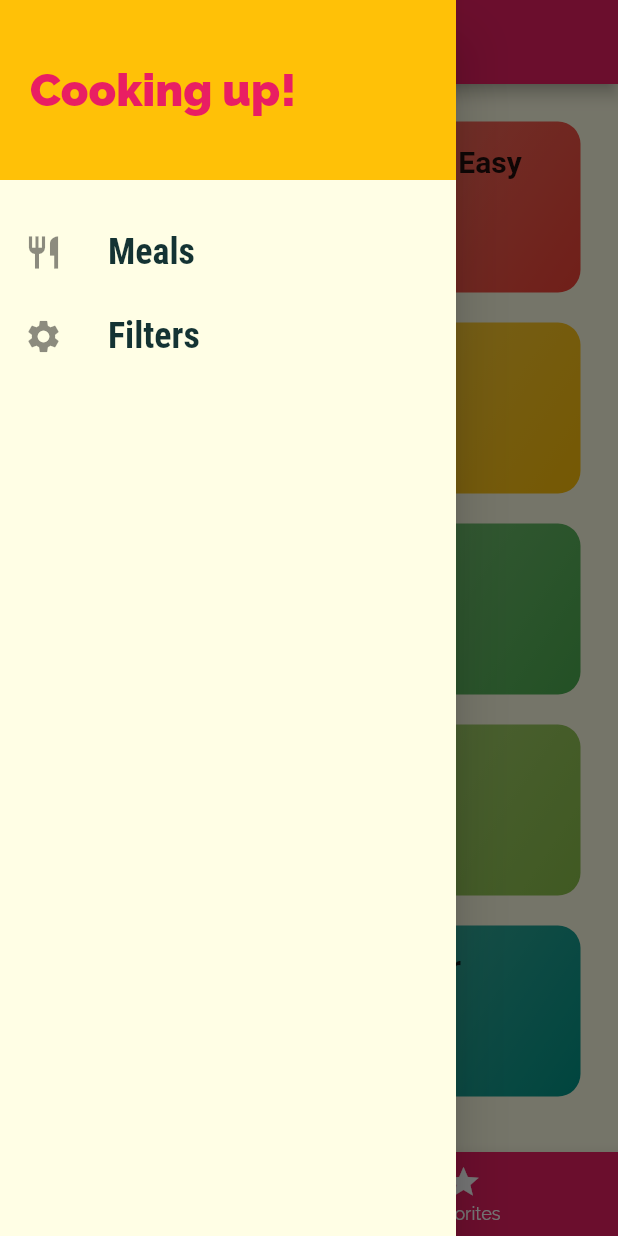
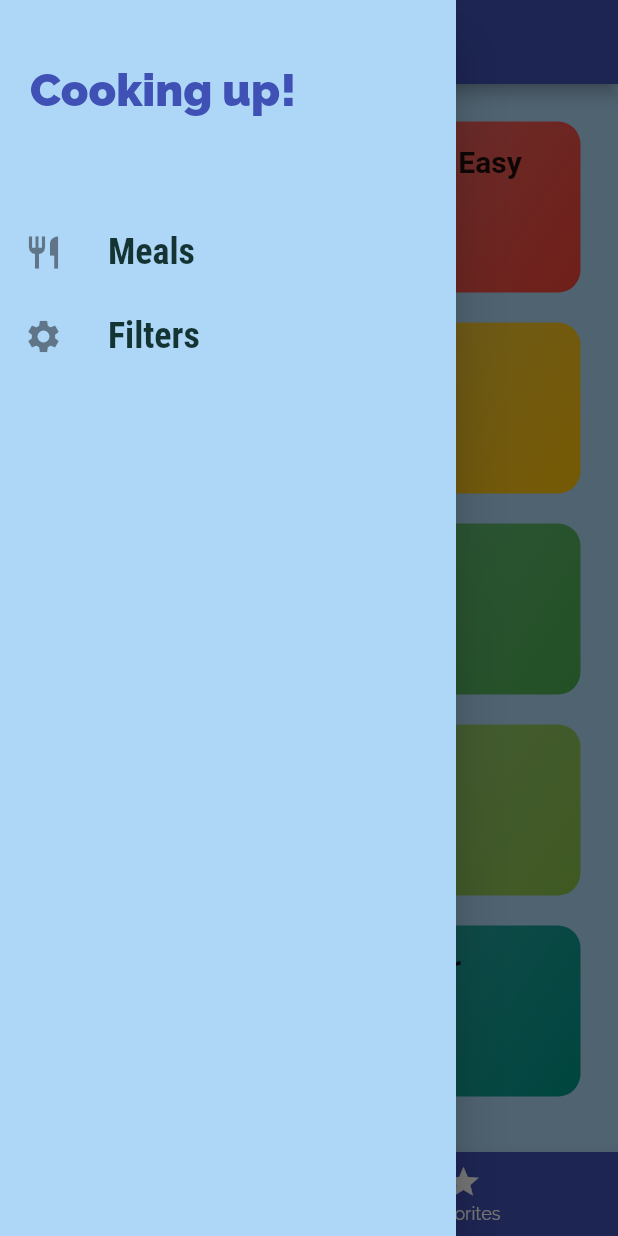
Before and after one commit to Dilman01/meals_app, a Flutter app: the screen it shows after launch, with the side drawer open, on a phone screen of 412 x 824 dp. Run offline on Flutter 3.47's test engine with Material 2 defaults, Android fonts, the phone set to English and light mode, and no system bars; Roboto replaces fonts that are missing (RobotoCondens).

```diff
--- a/lib/dummy_data.dart
+++ b/lib/dummy_data.dart
@@ -4,10 +4,8 @@ import 'package:flutter/material.dart';
 
 import './models/category.dart';
 import './models/meal.dart';
-// import './models/meal.dart';
 
-// ignore: unnecessary_const
-const DUMMY_CATEGORIES = const [
+const DUMMY_CATEGORIES = [
   Category(
     id: 'c1',
     title: 'Italian',
@@ -69,8 +67,8 @@ const DUMMY_MEALS = const [
       'c2',
     ],
     title: 'Spaghetti with Tomato Sauce',
-    affordability: Affordability.Affordable,
-    complexity: Complexity.Simple,
+    affordability: Affordability.affordable,
+    complexity: Complexity.simple,
     imageUrl:
         'https://upload.wikimedia.org/wikipedia/commons/thumb/2/20/Spaghetti_Bolognese_mit_Parmesan_oder_Grana_Padano.jpg/800px-Spaghetti_Bolognese_mit_Parmesan_oder_Grana_Padano.jpg',
     duration: 20,
@@ -102,8 +100,8 @@ const DUMMY_MEALS = const [
       'c2',
     ],
     title: 'Toast Hawaii',
-    affordability: Affordability.Affordable,
-    complexity: Complexity.Simple,
+    affordability: Affordability.affordable,
+    complexity: Complexity.simple,
     imageUrl:
         'https://cdn.pixabay.com/photo/2018/07/11/21/51/toast-3532016_1280.jpg',
     duration: 10,
@@ -131,8 +129,8 @@ const DUMMY_MEALS = const [
       'c3',
     ],
     title: 'Classic Hamburger',
-    affordability: Affordability.Pricey,
-    complexity: Complexity.Simple,
+    affordability: Affordability.pricey,
+    complexity: Complexity.simple,
     imageUrl:
         'https://cdn.pixabay.com/photo/2014/10/23/18/05/burger-500054_1280.jpg',
     duration: 45,
@@ -162,8 +160,8 @@ const DUMMY_MEALS = const [
       'c4',
     ],
     title: 'Wiener Schnitzel',
-    affordability: Affordability.Luxurious,
-    complexity: Complexity.Challenging,
+    affordability: Affordability.luxurious,
+    complexity: Complexity.challenging,
     imageUrl:
         'https://cdn.pixabay.com/photo/2018/03/31/19/29/schnitzel-3279045_1280.jpg',
     duration: 60,
@@ -199,8 +197,8 @@ const DUMMY_MEALS = const [
       'c10',
     ],
     title: 'Salad with Smoked Salmon',
-    affordability: Affordability.Luxurious,
-    complexity: Complexity.Simple,
+    affordability: Affordability.luxurious,
+    complexity: Complexity.simple,
     imageUrl:
         'https://cdn.pixabay.com/photo/2016/10/25/13/29/smoked-salmon-salad-1768890_1280.jpg',
     duration: 15,
@@ -234,8 +232,8 @@ const DUMMY_MEALS = const [
       'c10',
     ],
     title: 'Delicious Orange Mousse',
-    affordability: Affordability.Affordable,
-    complexity: Complexity.Hard,
+    affordability: Affordability.affordable,
+    complexity: Complexity.hard,
     imageUrl:
         'https://cdn.pixabay.com/photo/2017/05/01/05/18/pastry-2274750_1280.jpg',
     duration: 240,
@@ -269,8 +267,8 @@ const DUMMY_MEALS = const [
       'c7',
     ],
     title: 'Pancakes',
-    affordability: Affordability.Affordable,
-    complexity: Complexity.Simple,
+    affordability: Affordability.affordable,
+    complexity: Complexity.simple,
     imageUrl:
         'https://cdn.pixabay.com/photo/2018/07/10/21/23/pancake-3529653_1280.jpg',
     duration: 20,
@@ -300,8 +298,8 @@ const DUMMY_MEALS = const [
       'c8',
     ],
     title: 'Creamy Indian Chicken Curry',
-    affordability: Affordability.Pricey,
-    complexity: Complexity.Challenging,
+    affordability: Affordability.pricey,
+    complexity: Complexity.challenging,
     imageUrl:
         'https://cdn.pixabay.com/photo/2018/06/18/16/05/indian-food-3482749_1280.jpg',
     duration: 35,
@@ -333,8 +331,8 @@ const DUMMY_MEALS = const [
       'c9',
     ],
     title: 'Chocolate Souffle',
-    affordability: Affordability.Affordable,
-    complexity: Complexity.Hard,
+    affordability: Affordability.affordable,
+    complexity: Complexity.hard,
     imageUrl:
         'https://cdn.pixabay.com/photo/2014/08/07/21/07/souffle-412785_1280.jpg',
     duration: 45,
@@ -384,8 +382,8 @@ const DUMMY_MEALS = const [
       'c10',
     ],
     title: 'Asparagus Salad with Cherry Tomatoes',
-    affordability: Affordability.Luxurious,
-    complexity: Complexity.Simple,
+    affordability: Affordability.luxurious,
+    complexity: Complexity.simple,
     imageUrl:
         'https://cdn.pixabay.com/photo/2018/04/09/18/26/asparagus-3304997_1280.jpg',
     duration: 30,
--- a/lib/main.dart
+++ b/lib/main.dart
@@ -1,7 +1,3 @@
-// ignore_for_file: prefer_const_constructors, prefer_final_fields
-
-import 'dart:math';
-
 import 'package:flutter/material.dart';
 import 'package:meals_app/dummy_data.dart';
 import 'package:meals_app/screens/categories_screen.dart';
@@ -13,10 +9,12 @@ import 'models/meal.dart';
 import 'screens/tabs_screen.dart';
 
 void main() {
-  runApp(MyApp());
+  runApp(const MyApp());
 }
 
 class MyApp extends StatefulWidget {
+  const MyApp({super.key});
+
   @override
   State<MyApp> createState() => _MyAppState();
 }
@@ -30,7 +28,7 @@ class _MyAppState extends State<MyApp> {
   };
 
   List<Meal> _availableMeals = DUMMY_MEALS;
-  List<Meal> _favoriteMeals = [];
+  final List<Meal> _favoriteMeals = [];
 
   void _setFilters(Map<String, bool> filterData) {
     setState(() {
@@ -78,26 +76,27 @@ class _MyAppState extends State<MyApp> {
   Widget build(BuildContext context) {
     return MaterialApp(
       title: 'DeliMeals',
+      debugShowCheckedModeBanner: false,
       theme: ThemeData(
-        primarySwatch: Colors.pink,
-        accentColor: Colors.amber,
-        canvasColor: Color.fromRGBO(255, 254, 229, 1),
+        primarySwatch: Colors.indigo,
+        accentColor: Colors.greenAccent,
+        splashColor: Colors.deepOrange,
+        canvasColor: const Color.fromARGB(255, 174, 215, 247),
         fontFamily: 'Raleway',
         textTheme: ThemeData.light().textTheme.copyWith(
-              bodyText1: TextStyle(
+              bodyText1: const TextStyle(
                 color: Color.fromRGBO(20, 51, 51, 1),
               ),
-              bodyText2: TextStyle(
+              bodyText2: const TextStyle(
                 color: Color.fromRGBO(20, 51, 51, 1),
               ),
-              headline6: TextStyle(
+              headline6: const TextStyle(
                 fontSize: 20,
                 fontFamily: 'RobotoCondens',
                 fontWeight: FontWeight.bold,
               ),
             ),
       ),
-      // home: CategoriesScreen(),
       initialRoute: '/',
       routes: {
         '/': (ctx) => TabsScreen(_favoriteMeals),
@@ -107,15 +106,9 @@ class _MyAppState extends State<MyApp> {
             MealDetailScreen(_toggleFavorite, _isMealFavorite),
         FiltersScreen.routeName: (ctx) => FiltersScreen(_filters, _setFilters),
       },
-      // onGenerateRoute: (settings) {
-      //   print(settings.arguments);
-      //   return MaterialPageRoute(
-      //     builder: (context) => CategoriesScreen(),
-      //   );
-      // },
       onUnknownRoute: (settings) {
         return MaterialPageRoute(
-          builder: (context) => CategoriesScreen(),
+          builder: (context) => const CategoriesScreen(),
         );
       },
     );
--- a/lib/models/meal.dart
+++ b/lib/models/meal.dart
@@ -1,17 +1,13 @@
-// ignore_for_file: constant_identifier_names
-
-import 'package:flutter/foundation.dart';
-
 enum Complexity {
-  Simple,
-  Challenging,
-  Hard,
+  simple,
+  challenging,
+  hard,
 }
 
 enum Affordability {
-  Affordable,
-  Pricey,
-  Luxurious,
+  affordable,
+  pricey,
+  luxurious,
 }
 
 class Meal {
--- a/lib/screens/categories_screen.dart
+++ b/lib/screens/categories_screen.dart
@@ -1,5 +1,3 @@
-// ignore_for_file: prefer_const_constructors
-
 import 'package:flutter/material.dart';
 import 'package:meals_app/widgets/category_item.dart';
 import '../dummy_data.dart';
@@ -11,18 +9,20 @@ class CategoriesScreen extends StatelessWidget {
   Widget build(BuildContext context) {
     return GridView(
       padding: const EdgeInsets.all(25),
-      gridDelegate: SliverGridDelegateWithMaxCrossAxisExtent(
+      gridDelegate: const SliverGridDelegateWithMaxCrossAxisExtent(
         maxCrossAxisExtent: 200,
         childAspectRatio: 3 / 2,
         crossAxisSpacing: 20,
         mainAxisSpacing: 20,
       ),
       children: DUMMY_CATEGORIES
-          .map((catData) => CategoryItem(
-                catData.id,
-                catData.title,
-                catData.color,
-              ))
+          .map(
+            (catData) => CategoryItem(
+              catData.id,
+              catData.title,
+              catData.color,
+            ),
+          )
           .toList(),
     );
   }
--- a/lib/screens/category_meals_screen.dart
+++ b/lib/screens/category_meals_screen.dart
@@ -1,7 +1,4 @@
-// ignore_for_file: prefer_const_constructors
-
 import 'package:flutter/material.dart';
-import 'package:meals_app/models/category.dart';
 import 'package:meals_app/widgets/meal_item.dart';
 import '../models/meal.dart';
 
@@ -10,13 +7,12 @@ class CategoryMealsScreen extends StatefulWidget {
 
   final List<Meal> availableMeals;
 
-  CategoryMealsScreen(this.availableMeals);
+  const CategoryMealsScreen(this.availableMeals, {super.key});
   @override
   State<CategoryMealsScreen> createState() => _CategoryMealsScreenState();
 }
 
 class _CategoryMealsScreenState extends State<CategoryMealsScreen> {
-  // final String categoryId;
   String? categoryTitle;
   List<Meal>? displayedMeals;
   var _loadedInitData = false;
--- a/lib/screens/favorites_screen.dart
+++ b/lib/screens/favorites_screen.dart
@@ -1,5 +1,3 @@
-// ignore_for_file: prefer_const_constructors
-
 import 'package:flutter/material.dart';
 
 import '../models/meal.dart';
@@ -8,12 +6,12 @@ import '../widgets/meal_item.dart';
 class FavoritesScreen extends StatelessWidget {
   final List<Meal> favoriteMeals;
 
-  FavoritesScreen(this.favoriteMeals);
+  const FavoritesScreen(this.favoriteMeals, {super.key});
 
   @override
   Widget build(BuildContext context) {
     if (favoriteMeals.isEmpty) {
-      return Center(
+      return const Center(
         child: Text('You have no favorites yet - start adding some!'),
       );
     } else {
--- a/lib/screens/tabs_screen.dart
+++ b/lib/screens/tabs_screen.dart
@@ -1,5 +1,3 @@
-// ignore_for_file: prefer_const_constructors, prefer_const_literals_to_create_immutables
-
 import 'package:flutter/material.dart';
 import 'package:meals_app/screens/categories_screen.dart';
 import 'package:meals_app/screens/favorites_screen.dart';
@@ -10,7 +8,7 @@ import '../widgets/main_drawer.dart';
 class TabsScreen extends StatefulWidget {
   final List<Meal> favoriteMeals;
 
-  TabsScreen(this.favoriteMeals);
+  const TabsScreen(this.favoriteMeals, {super.key});
 
   @override
   State<TabsScreen> createState() => _TabsScreenState();
@@ -25,7 +23,7 @@ class _TabsScreenState extends State<TabsScreen> {
   void initState() {
     _pages = [
       {
-        'page': CategoriesScreen(),
+        'page': const CategoriesScreen(),
         'title': 'Categories',
       },
       {
@@ -48,7 +46,7 @@ class _TabsScreenState extends State<TabsScreen> {
       appBar: AppBar(
         title: Text(_pages![_selectedPageIndex]['title']),
       ),
-      drawer: MainDrawer(),
+      drawer: const MainDrawer(),
       body: _pages![_selectedPageIndex]['page'],
       bottomNavigationBar: BottomNavigationBar(
         onTap: _selectPage,
@@ -56,16 +54,15 @@ class _TabsScreenState extends State<TabsScreen> {
         unselectedItemColor: Colors.white,
         selectedItemColor: Theme.of(context).accentColor,
         currentIndex: _selectedPageIndex,
-        // type: BottomNavigationBarType.shifting,
         items: [
           BottomNavigationBarItem(
             backgroundColor: Theme.of(context).primaryColor,
-            icon: Icon(Icons.category),
+            icon: const Icon(Icons.category),
             label: 'Categories',
           ),
           BottomNavigationBarItem(
             backgroundColor: Theme.of(context).primaryColor,
-            icon: Icon(Icons.star),
+            icon: const Icon(Icons.star),
             label: 'Favorites',
           ),
         ],
--- a/lib/widgets/category_item.dart
+++ b/lib/widgets/category_item.dart
@@ -6,7 +6,7 @@ class CategoryItem extends StatelessWidget {
   final String title;
   final Color color;
 
-  CategoryItem(this.id, this.title, this.color);
+  const CategoryItem(this.id, this.title, this.color, {super.key});
 
   void selectCategory(BuildContext context) {
     Navigator.of(context).pushNamed(
--- a/lib/widgets/main_drawer.dart
+++ b/lib/widgets/main_drawer.dart
@@ -1,5 +1,3 @@
-// ignore_for_file: prefer_const_constructors
-
 import 'package:flutter/material.dart';
 import 'package:meals_app/screens/filters_screen.dart';
 
@@ -14,7 +12,7 @@ class MainDrawer extends StatelessWidget {
       ),
       title: Text(
         title,
-        style: TextStyle(
+        style: const TextStyle(
           fontFamily: 'RobotoCondensed',
           fontSize: 24,
           fontWeight: FontWeight.bold,
@@ -32,9 +30,9 @@ class MainDrawer extends StatelessWidget {
           Container(
             height: 120,
             width: double.infinity,
-            padding: EdgeInsets.all(20),
+            padding: const EdgeInsets.all(20),
             alignment: Alignment.centerLeft,
-            color: Theme.of(context).accentColor,
+            color: Theme.of(context).canvasColor,
             child: Text(
               'Cooking up!',
               style: TextStyle(
@@ -43,7 +41,7 @@ class MainDrawer extends StatelessWidget {
                   color: Theme.of(context).primaryColor),
             ),
           ),
-          SizedBox(
+          const SizedBox(
             height: 20,
           ),
           buildListTile(
```
Also changed, not shown: lib/screens/filters_screen.dart (+5 -9 lines), lib/screens/meal_detail_screen.dart (+6 -8 lines), lib/widgets/meal_item.dart (+18 -19 lines), pubspec.lock, 1 other file.
